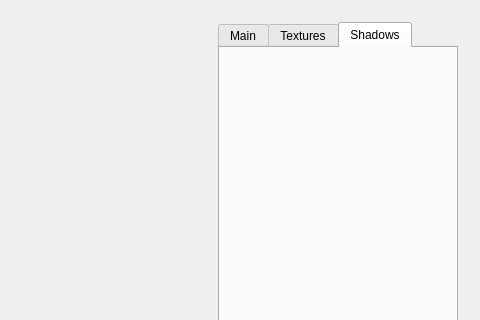
Above: trunk/TexturesYOmbres/app/Principal.ui from mvm9289/va-qt2011 before the change; both pictures show x 424 to 904 and y 0 to 320 of the 904 by 700 pixel window. Below: the same form after it.
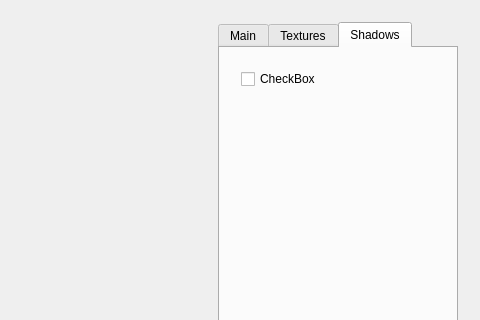
That is the form after the change. The open tabs and pages were chosen to show the change. Custom widgets are drawn as their Qt base class.

The edit to the form file:
```diff
--- a/trunk/TexturesYOmbres/app/Principal.ui
+++ b/trunk/TexturesYOmbres/app/Principal.ui
@@ -581,10 +581,17 @@
            <height>541</height>
           </rect>
          </property>
-         <layout class="QVBoxLayout" name="submenuCountainer_3" stretch="0">
+         <layout class="QVBoxLayout" name="submenuCountainer_3" stretch="0,0">
           <property name="margin">
            <number>11</number>
           </property>
+          <item>
+           <widget class="QCheckBox" name="shadowsBox">
+            <property name="text">
+             <string>CheckBox</string>
+            </property>
+           </widget>
+          </item>
           <item>
            <spacer name="verticalSpacer_8">
             <property name="orientation">
```
Left out of the diff: 16 changed lines with no effect on the pictures.
